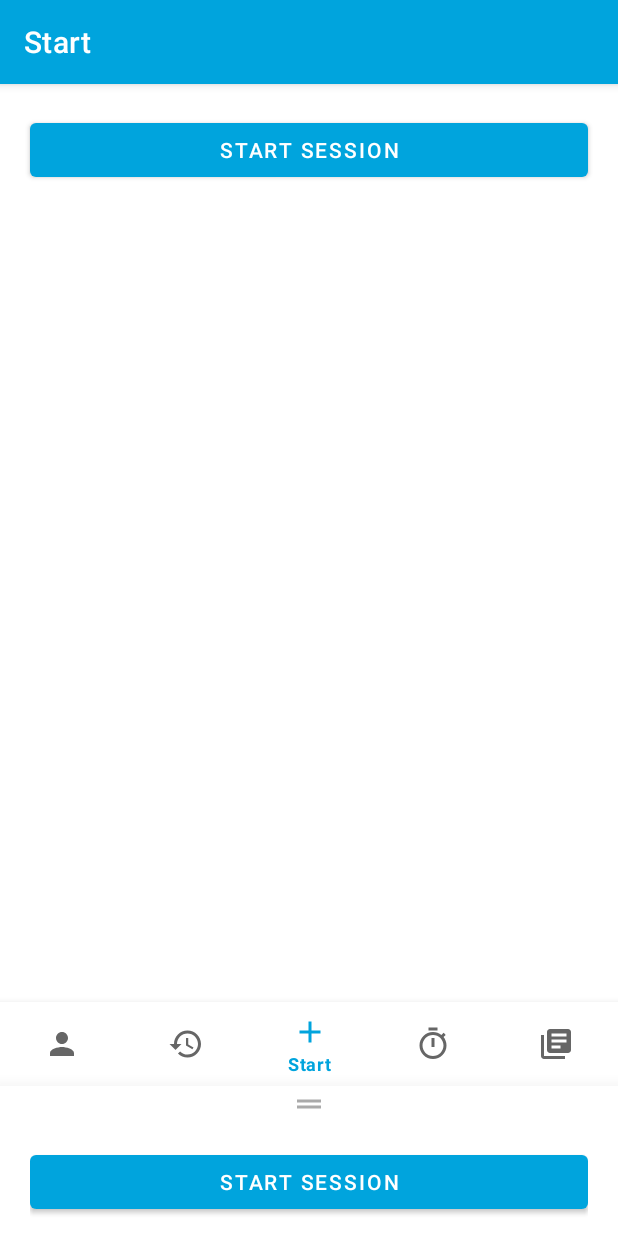
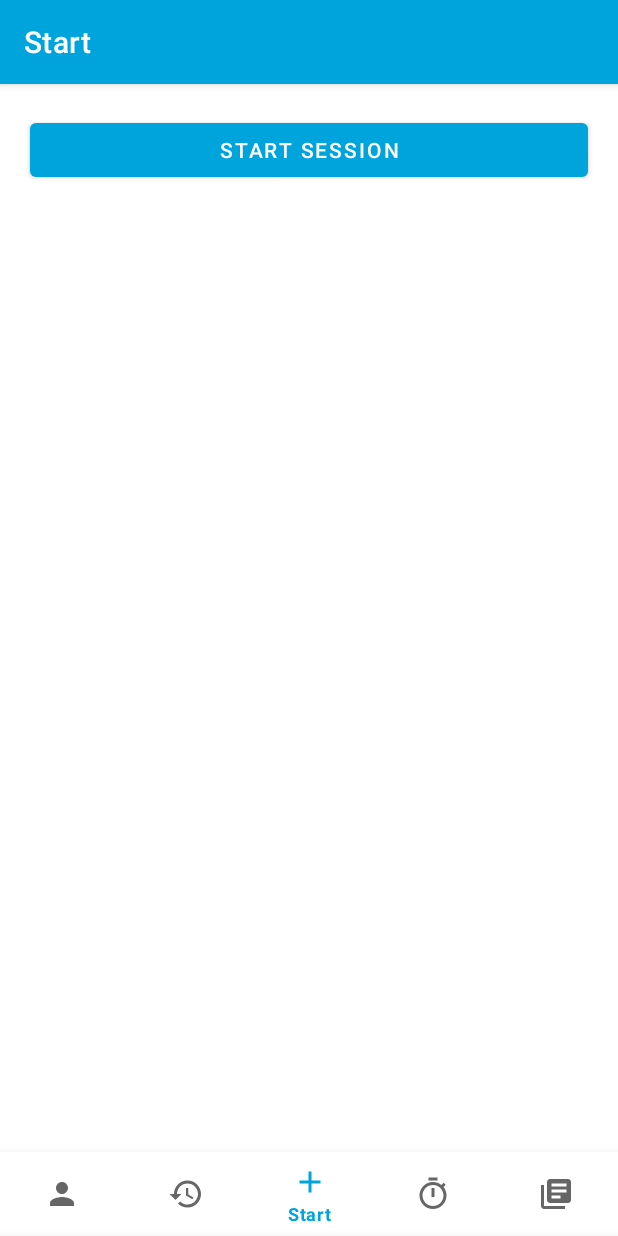
Before and after one commit to HadenHiles/MySkillDrills, an Android app: the StartFragment screen opened directly, with no data from a screen before it, on a phone screen of 412 x 824 dp. Run offline under Robolectric (Android 15) with nearby library versions, the phone set to English and light mode, and no system bars; our stand-ins replace navigation-ui.

Commit message:
Expand the functionality of the active session "bottom sheet" to allow expanding and collapsing by tapping on the peeked content or tapping the close icon when expanded.
Open the bottom sheet when the user taps "start session" in the start fragment

```diff
--- a/app/src/main/java/com/hadenhiles/skilldrills/MainActivity.kt
+++ b/app/src/main/java/com/hadenhiles/skilldrills/MainActivity.kt
@@ -1,6 +1,8 @@
 package com.hadenhiles.skilldrills
 
 import android.os.Bundle
+import android.view.View
+import android.widget.LinearLayout
 import com.google.android.material.bottomnavigation.BottomNavigationView
 import androidx.appcompat.app.AppCompatActivity
 import androidx.navigation.findNavController
@@ -9,6 +11,7 @@ import androidx.navigation.ui.setupActionBarWithNavController
 import androidx.navigation.ui.setupWithNavController
 import com.google.android.material.bottomsheet.BottomSheetBehavior
 import kotlinx.android.synthetic.main.activity_main.*
+import kotlinx.android.synthetic.main.activity_main.view.*
 import kotlinx.android.synthetic.main.fragment_start.*
 
 class MainActivity : AppCompatActivity() {
@@ -16,8 +19,8 @@ class MainActivity : AppCompatActivity() {
     override fun onCreate(savedInstanceState: Bundle?) {
         super.onCreate(savedInstanceState)
         setContentView(R.layout.activity_main)
+
         val navView: BottomNavigationView = findViewById(R.id.nav_view)
-
         val navController = findNavController(R.id.nav_host_fragment)
         // Passing each menu ID as a set of Ids because each
         // menu should be considered as top level destinations.
@@ -25,5 +28,40 @@ class MainActivity : AppCompatActivity() {
                 R.id.navigation_profile, R.id.navigation_history, R.id.navigation_start, R.id.navigation_drills, R.id.navigation_routines))
         setupActionBarWithNavController(navController, appBarConfiguration)
         navView.setupWithNavController(navController)
+
+        // Create a reference for managing bottom sheet behaviour
+        val sessionBottomSheetBehavior = BottomSheetBehavior.from(sessionBottomSheet)
+
+        // Setup a reference for listening to state changes of the bottom sheet
+        val bottomSheetCallback = object : BottomSheetBehavior.BottomSheetCallback() {
+            override fun onStateChanged(bottomSheet: View, newState: Int) {
+                // Do something for new state
+                if (sessionBottomSheetBehavior.state == BottomSheetBehavior.STATE_EXPANDED) {
+                    closeSessionBottomSheetButton.alpha = 1F
+                } else {
+                    closeSessionBottomSheetButton.alpha = 0f
+                }
+            }
+
+            override fun onSlide(bottomSheet: View, slideOffset: Float) {
+                // Do something for slide offset
+            }
+        }
+
+        // Assign the bottomsheet callback to the behaviour callback handler
+        sessionBottomSheetBehavior.addBottomSheetCallback(bottomSheetCallback)
+
+        sessionBottomSheet.setOnClickListener {
+            if (sessionBottomSheetBehavior.state == BottomSheetBehavior.STATE_COLLAPSED) {
+                sessionBottomSheetBehavior.state = BottomSheetBehavior.STATE_EXPANDED
+            }
+        }
+
+        // Close the bottom sheet when the user clicks the close button
+        closeSessionBottomSheetButton.setOnClickListener {
+            sessionBottomSheetBehavior.peekHeight = 200
+            navigationContainer.setPadding(0, 0, 0, 200)
+            sessionBottomSheetBehavior.state = BottomSheetBehavior.STATE_COLLAPSED
+        }
     }
 }
--- a/app/src/main/res/layout/activity_main.xml
+++ b/app/src/main/res/layout/activity_main.xml
@@ -1,33 +1,30 @@
 <?xml version="1.0" encoding="utf-8"?>
 <androidx.coordinatorlayout.widget.CoordinatorLayout xmlns:android="http://schemas.android.com/apk/res/android"
     xmlns:app="http://schemas.android.com/apk/res-auto"
-    android:id="@+id/container"
+    android:id="@+id/mainContainer"
     android:layout_width="match_parent"
     android:layout_height="match_parent">
     <RelativeLayout
         android:id="@+id/sessionBottomSheet"
         android:layout_width="match_parent"
         android:layout_height="match_parent"
-        android:paddingHorizontal="20dp"
+        android:paddingHorizontal="5dp"
         android:paddingTop="0dp"
         android:paddingBottom="@dimen/bottomNavigationHeight"
         android:background="?android:attr/windowBackground"
         app:layout_behavior="com.google.android.material.bottomsheet.BottomSheetBehavior"
-        app:behavior_peekHeight="100dp"
-        android:elevation="20dp">
-        <ImageView
+        app:behavior_peekHeight="0dp"
+        android:elevation="10dp">
+        <ImageButton
+            android:id="@+id/closeSessionBottomSheetButton"
             android:layout_width="wrap_content"
             android:layout_height="wrap_content"
-            android:layout_alignParentStart="true"
+            android:layout_alignParentTop="true"
             android:layout_alignParentEnd="true"
-            android:src="@drawable/ic_baseline_drag_handle_24"
-            app:tint="@android:color/darker_gray" />
-        <com.google.android.material.button.MaterialButton
-            android:id="@+id/startSessionButton"
-            android:layout_width="match_parent"
-            android:layout_height="wrap_content"
-            android:layout_marginTop="40dp"
-            android:text="@string/start_session_button" />
+            android:backgroundTint="@android:color/transparent"
+            android:tint="@color/textColor"
+            android:alpha="0"
+            android:src="@drawable/ic_baseline_close_24" />
     </RelativeLayout>
     <LinearLayout
         android:layout_width="match_parent"
@@ -35,9 +32,9 @@
         android:orientation="vertical"
         android:layout_gravity="end">
         <androidx.constraintlayout.widget.ConstraintLayout
+            android:id="@+id/navigationContainer"
             android:layout_width="match_parent"
-            android:layout_height="match_parent"
-            android:paddingBottom="100dp">
+            android:layout_height="match_parent">
 
             <fragment
                 android:id="@+id/nav_host_fragment"
```
Also changed, not shown: app/build.gradle (+5 -5 lines), app/src/main/java/com/hadenhiles/skilldrills/ui/start/StartFragment.kt (+11 -7 lines).
